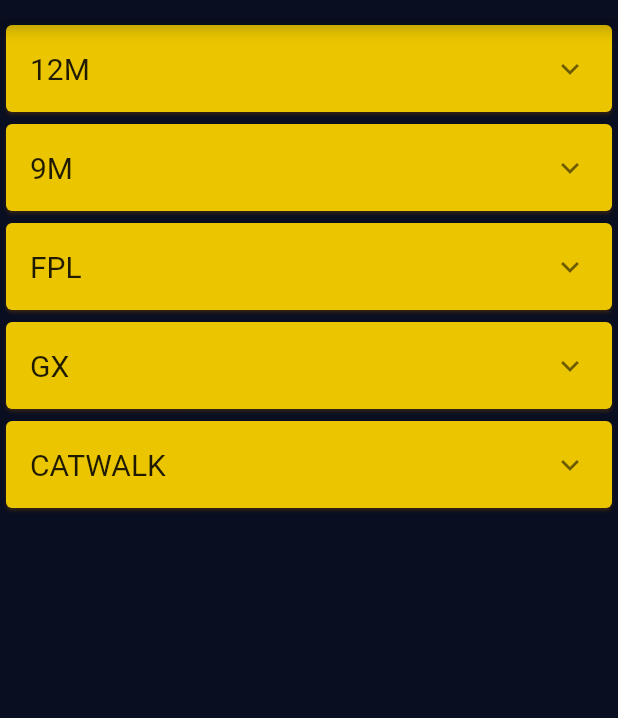
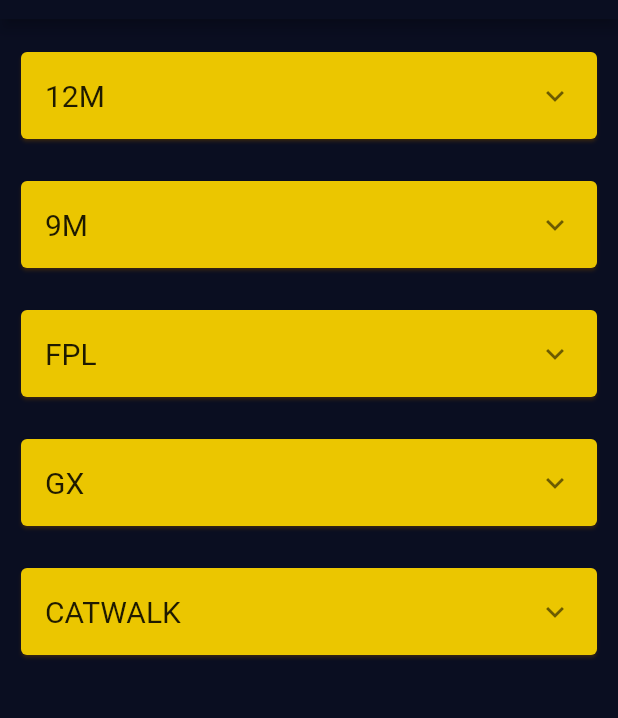
Before and after one commit to vjkxtz/Flutter_pdf, a Flutter app: the screen it shows after launch, on a phone screen of 412 x 824 dp, the part 65-783 px from its top. Run offline on Flutter 3.47's test engine with Material 2 defaults, Android fonts, the phone set to English and light mode, and no system bars; missing offline and left inert: flutter_pdfview.

Commit message:
Update homepage.dart

```diff
--- a/lib/homepage.dart
+++ b/lib/homepage.dart
@@ -41,10 +41,15 @@ class _mainpageState extends State<mainpage> {
         mainAxisAlignment: MainAxisAlignment.start,
         crossAxisAlignment: CrossAxisAlignment.center,
         children: [
-          ListView(
+               Flexible(
+                child: ListView(
                   shrinkWrap: true,
+                  padding: new EdgeInsets.symmetric(vertical: 8.0),
                   children: _assetsname.map(_builditems).toList(),
-          )
+                ),
+              ),
+
+
         ],
       ),
     );
@@ -55,6 +60,7 @@ class _mainpageState extends State<mainpage> {
     String k = e.line;
     print(k.split(" "));
     return SafeArea(
+      minimum: EdgeInsets.all(10),
       key: Key(e.linename),
       child: Card(
         color: Color(0xFFEBC600),
@@ -66,10 +72,6 @@ class _mainpageState extends State<mainpage> {
               fontSize: 20,
             ),
           ),
-          children: [
-            Column(
-              mainAxisAlignment: MainAxisAlignment.center,
-              crossAxisAlignment: CrossAxisAlignment.center,
           children: [
             Text(
               e.description,
@@ -106,8 +108,6 @@ class _mainpageState extends State<mainpage> {
               },
             )
           ],
-            )
-          ],
         ),
       ),
     );
```
Lines whose indentation alone changed are shown as unchanged.
